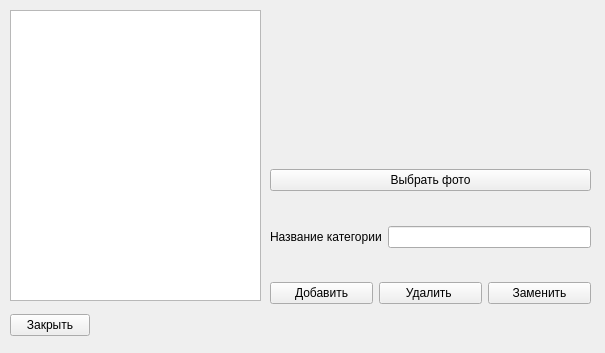
Old version of the form categories.ui in the repository pi18a-group-dynamics/First-Team.
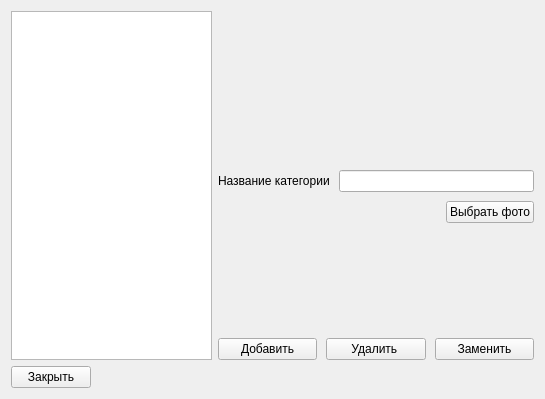
New version of the form. Custom widgets are drawn as their Qt base class.

Commit message: Add erase, push and view

Patch:
```diff
--- a/categories.ui
+++ b/categories.ui
@@ -6,69 +6,42 @@
    <rect>
     <x>0</x>
     <y>0</y>
-    <width>605</width>
-    <height>353</height>
+    <width>545</width>
+    <height>399</height>
    </rect>
   </property>
   <property name="windowTitle">
    <string>Form</string>
   </property>
-  <widget class="QTableWidget" name="tableWidget">
-   <property name="geometry">
-    <rect>
-     <x>10</x>
-     <y>10</y>
-     <width>251</width>
-     <height>291</height>
-    </rect>
-   </property>
-  </widget>
-  <widget class="QWidget" name="">
-   <property name="geometry">
-    <rect>
-     <x>10</x>
-     <y>310</y>
-     <width>591</width>
-     <height>31</height>
-    </rect>
-   </property>
-   <layout class="QHBoxLayout" name="horizontalLayout_2">
-    <item>
-     <widget class="QPushButton" name="pushButton_4">
-      <property name="text">
-       <string>Закрыть</string>
-      </property>
-     </widget>
-    </item>
-    <item>
-     <spacer name="horizontalSpacer">
-      <property name="orientation">
-       <enum>Qt::Horizontal</enum>
-      </property>
-      <property name="sizeHint" stdset="0">
-       <size>
-        <width>40</width>
-        <height>20</height>
-       </size>
-      </property>
-     </spacer>
-    </item>
-   </layout>
-  </widget>
-  <widget class="QWidget" name="">
-   <property name="geometry">
-    <rect>
-     <x>270</x>
-     <y>13</y>
-     <width>321</width>
-     <height>291</height>
-    </rect>
-   </property>
+  <layout class="QGridLayout" name="gridLayout">
+   <item row="0" column="0">
+    <widget class="QTableWidget" name="categories_table_">
+     <property name="sizePolicy">
+      <sizepolicy hsizetype="Expanding" vsizetype="Expanding">
+       <horstretch>1</horstretch>
+       <verstretch>1</verstretch>
+      </sizepolicy>
+     </property>
+    </widget>
+   </item>
+   <item row="0" column="1">
    <layout class="QVBoxLayout" name="verticalLayout_2">
+     <property name="spacing">
+      <number>9</number>
+     </property>
+     <property name="sizeConstraint">
+      <enum>QLayout::SetMaximumSize</enum>
+     </property>
     <item>
      <layout class="QVBoxLayout" name="verticalLayout">
       <item>
-       <widget class="QLabel" name="photo_">
+        <widget class="Picture" name="photo_">
+         <property name="sizePolicy">
+          <sizepolicy hsizetype="Expanding" vsizetype="Expanding">
+           <horstretch>16</horstretch>
+           <verstretch>9</verstretch>
+          </sizepolicy>
+         </property>
         <property name="minimumSize">
          <size>
           <width>150</width>
@@ -81,28 +54,6 @@
        </widget>
       </item>
       <item>
-       <widget class="QPushButton" name="photo_btn_">
-        <property name="text">
-         <string>Выбрать фото</string>
-        </property>
-       </widget>
-      </item>
-     </layout>
-    </item>
-    <item>
-     <spacer name="verticalSpacer">
-      <property name="orientation">
-       <enum>Qt::Vertical</enum>
-      </property>
-      <property name="sizeHint" stdset="0">
-       <size>
-        <width>17</width>
-        <height>17</height>
-       </size>
-      </property>
-     </spacer>
-    </item>
-    <item>
      <layout class="QHBoxLayout" name="horizontalLayout">
       <item>
        <widget class="QLabel" name="label">
@@ -112,7 +63,33 @@
        </widget>
       </item>
       <item>
-       <widget class="QLineEdit" name="lineEdit"/>
+          <widget class="QLineEdit" name="name_line_"/>
+         </item>
+        </layout>
+       </item>
+      </layout>
+     </item>
+     <item>
+      <layout class="QHBoxLayout" name="horizontalLayout_4">
+       <item>
+        <spacer name="horizontalSpacer_2">
+         <property name="orientation">
+          <enum>Qt::Horizontal</enum>
+         </property>
+         <property name="sizeHint" stdset="0">
+          <size>
+           <width>40</width>
+           <height>20</height>
+          </size>
+         </property>
+        </spacer>
+       </item>
+       <item>
+        <widget class="QPushButton" name="photo_btn_">
+         <property name="text">
+          <string>Выбрать фото</string>
+         </property>
+        </widget>
       </item>
      </layout>
     </item>
@@ -123,7 +100,7 @@
       </property>
       <property name="sizeHint" stdset="0">
        <size>
-        <width>13</width>
+         <width>316</width>
         <height>13</height>
        </size>
       </property>
@@ -155,8 +132,40 @@
      </layout>
     </item>
    </layout>
-  </widget>
+   </item>
+   <item row="1" column="0" colspan="2">
+    <layout class="QHBoxLayout" name="horizontalLayout_2">
+     <item>
+      <widget class="QPushButton" name="close_btn_">
+       <property name="text">
+        <string>Закрыть</string>
+       </property>
+      </widget>
+     </item>
+     <item>
+      <spacer name="horizontalSpacer">
+       <property name="orientation">
+        <enum>Qt::Horizontal</enum>
+       </property>
+       <property name="sizeHint" stdset="0">
+        <size>
+         <width>40</width>
+         <height>20</height>
+        </size>
+       </property>
+      </spacer>
+     </item>
+    </layout>
+   </item>
+  </layout>
  </widget>
+ <customwidgets>
+  <customwidget>
+   <class>Picture</class>
+   <extends>QLabel</extends>
+   <header>picture.hpp</header>
+  </customwidget>
+ </customwidgets>
  <resources/>
  <connections/>
 </ui>
```
Left out of the diff: 6 changed lines with no effect on the pictures. Lines whose indentation alone changed are shown as unchanged. The commit also changes 8 other files.
